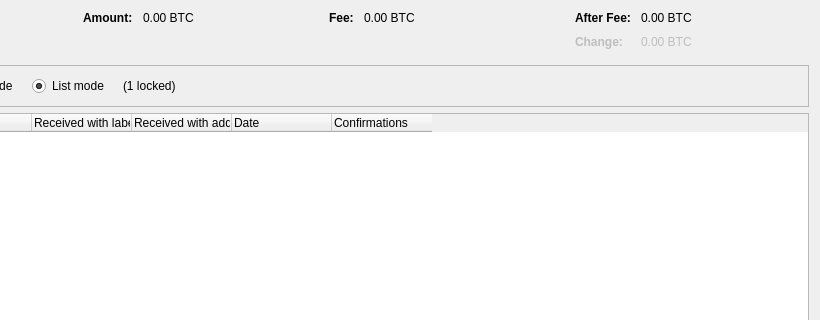
Before: the Qt Designer form src/qt/forms/coincontroldialog.ui in nicolasspzh/velincoin, drawn with Qt 5; both pictures show x 180 to 1000 and y 0 to 320 of the 1000 by 500 pixel window.
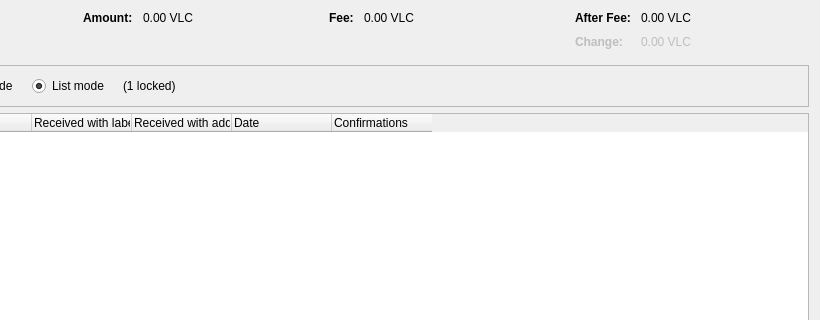
After: the same form once the commit is applied. Custom widgets are drawn as their Qt base class.

What changed in the file:
```diff
--- a/src/qt/forms/coincontroldialog.ui
+++ b/src/qt/forms/coincontroldialog.ui
@@ -135,7 +135,7 @@
           <enum>Qt::ActionsContextMenu</enum>
          </property>
          <property name="text">
-          <string notr="true">0.00 BTC</string>
+          <string notr="true">0.00 VLC</string>
          </property>
          <property name="textInteractionFlags">
           <set>Qt::LinksAccessibleByMouse|Qt::TextSelectableByKeyboard|Qt::TextSelectableByMouse</set>
@@ -180,7 +180,7 @@
           <enum>Qt::ActionsContextMenu</enum>
          </property>
          <property name="text">
-          <string notr="true">0.00 BTC</string>
+          <string notr="true">0.00 VLC</string>
          </property>
          <property name="textInteractionFlags">
           <set>Qt::LinksAccessibleByMouse|Qt::TextSelectableByKeyboard|Qt::TextSelectableByMouse</set>
@@ -228,7 +228,7 @@
           <enum>Qt::ActionsContextMenu</enum>
          </property>
          <property name="text">
-          <string notr="true">0.00 BTC</string>
+          <string notr="true">0.00 VLC</string>
          </property>
          <property name="textInteractionFlags">
           <set>Qt::LinksAccessibleByMouse|Qt::TextSelectableByKeyboard|Qt::TextSelectableByMouse</set>
@@ -263,7 +263,7 @@
           <enum>Qt::ActionsContextMenu</enum>
          </property>
          <property name="text">
-          <string notr="true">0.00 BTC</string>
+          <string notr="true">0.00 VLC</string>
          </property>
          <property name="textInteractionFlags">
           <set>Qt::LinksAccessibleByMouse|Qt::TextSelectableByKeyboard|Qt::TextSelectableByMouse</set>
```
